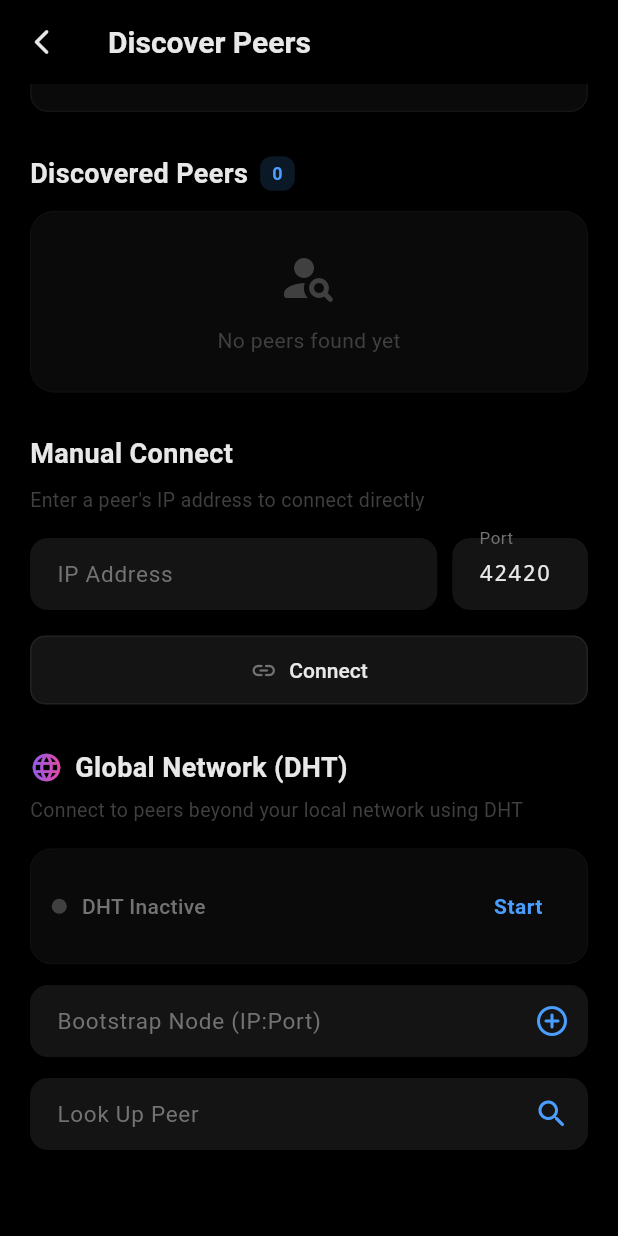
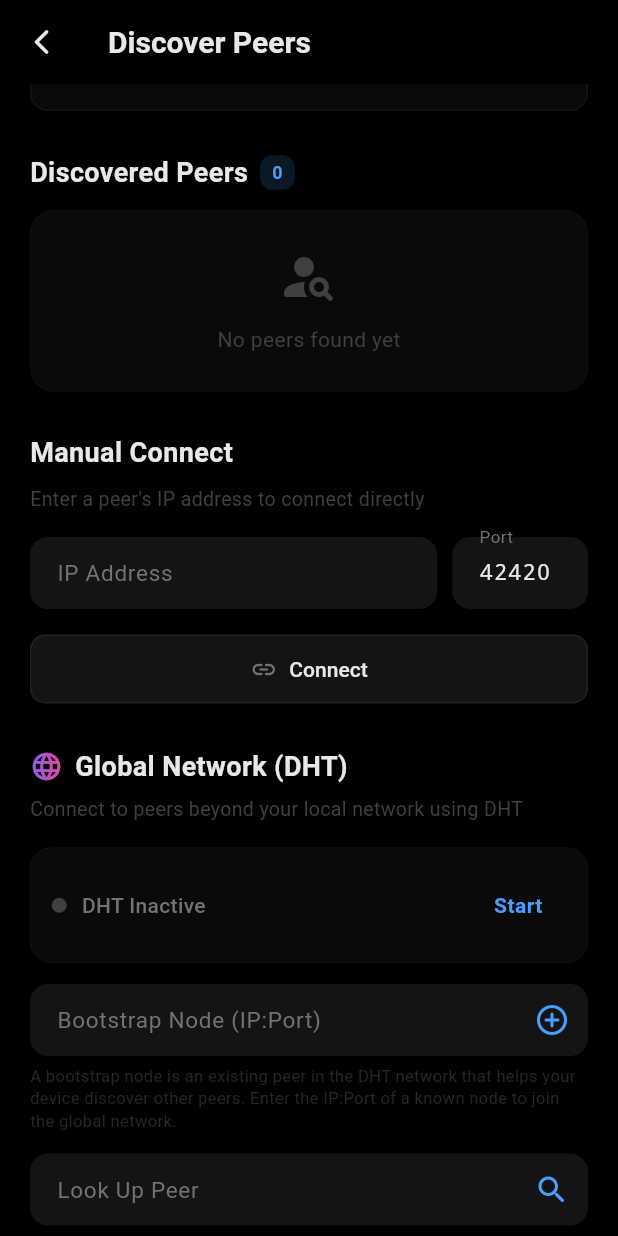
Before and after one commit to harshitt13/NyxChat, a Flutter app: the PeerDiscoveryScreen screen opened directly, scrolled down 253 dp, on a phone screen of 412 x 824 dp. Run offline on Flutter 3.47's test engine with Material 3 defaults, Android fonts, the phone set to English and light mode, and no system bars; our stand-ins replace convert, file_picker, flutter_blue_plus, flutter_secure_storage, hive_flutter, permission_handler; missing offline and left inert: bonsoir, cryptography; accounts and stored records are empty.

Commit message:
feat: Implement peer discovery screen with mDNS, BLE, DHT, and manual connection, including required Android permissions for P2P networking and background services.

```diff
--- a/lib/screens/peer_discovery_screen.dart
+++ b/lib/screens/peer_discovery_screen.dart
@@ -1,4 +1,6 @@
+import 'dart:io';
 import 'package:flutter/material.dart';
+import 'package:permission_handler/permission_handler.dart';
 import 'package:provider/provider.dart';
 import '../theme/app_theme.dart';
 import '../services/identity_service.dart';
@@ -85,7 +87,10 @@ class _PeerDiscoveryScreenState extends State<PeerDiscoveryScreen>
     return Center(
       child: Column(
         children: [
-          AnimatedBuilder(
+          SizedBox(
+            width: 120,
+            height: 120,
+            child: AnimatedBuilder(
               animation: _scanController,
               builder: (context, child) {
                 return Stack(
@@ -122,6 +127,7 @@ class _PeerDiscoveryScreenState extends State<PeerDiscoveryScreen>
                   ],
                 );
               },
+            ),
           ),
           const SizedBox(height: 16),
           const Text('Scanning local network',
@@ -650,6 +656,17 @@ class _PeerDiscoveryScreenState extends State<PeerDiscoveryScreen>
                 ),
               ),
             ),
+            const SizedBox(height: 6),
+            Text(
+              'A bootstrap node is an existing peer in the DHT network '
+              'that helps your device discover other peers. Enter the '
+              'IP:Port of a known node to join the global network.',
+              style: TextStyle(
+                color: AppTheme.textMuted.withValues(alpha: 0.6),
+                fontSize: 11,
+                height: 1.4,
+              ),
+            ),
             const SizedBox(height: 14),
 
             // Peer Lookup
@@ -658,7 +675,7 @@ class _PeerDiscoveryScreenState extends State<PeerDiscoveryScreen>
               style: const TextStyle(
                   color: AppTheme.textPrimary, fontFamily: 'monospace'),
               decoration: InputDecoration(
-                hintText: 'Enter Nyx ID',
+                hintText: 'Enter Nyx ID (e.g. BC-1A2B...C3D4)',
                 labelText: 'Look Up Peer',
                 labelStyle: const TextStyle(color: AppTheme.textSecondary),
                 filled: true,
@@ -676,6 +693,17 @@ class _PeerDiscoveryScreenState extends State<PeerDiscoveryScreen>
                           color: AppTheme.accentBlue),
                   onPressed: _isLookingUp ? null : _lookupDHTPeer,
                 ),
+              ),
+            ),
+            const SizedBox(height: 6),
+            Text(
+              'Search for a specific peer by their Nyx ID. The DHT '
+              'network will query other nodes to find the peer\'s '
+              'current IP address and connect you directly.',
+              style: TextStyle(
+                color: AppTheme.textMuted.withValues(alpha: 0.6),
+                fontSize: 11,
+                height: 1.4,
               ),
             ),
           ],
@@ -696,6 +724,61 @@ class _PeerDiscoveryScreenState extends State<PeerDiscoveryScreen>
       displayName: idSvc.displayName,
     );
     if (mounted) setState(() => _isDHTStarting = false);
+
+    // Prompt user to disable battery optimization for background DHT
+    if (mounted && Platform.isAndroid) {
+      _promptBatteryOptimization();
+    }
+  }
+
+  Future<void> _promptBatteryOptimization() async {
+    final status = await Permission.ignoreBatteryOptimizations.status;
+    if (status.isGranted) return;
+
+    if (!mounted) return;
+    showDialog(
+      context: context,
+      builder: (ctx) => AlertDialog(
+        backgroundColor: AppTheme.surface,
+        shape: RoundedRectangleBorder(borderRadius: BorderRadius.circular(16)),
+        title: const Text(
+          'Disable Battery Optimization',
+          style: TextStyle(
+            color: AppTheme.textPrimary,
+            fontSize: 17,
+            fontWeight: FontWeight.w600,
+          ),
+        ),
+        content: const Text(
+          'DHT needs to run in the background to keep you discoverable '
+          'by other peers. Please disable battery optimization for NyxChat '
+          'so the system does not kill the DHT service when the app is '
+          'in the background.',
+          style: TextStyle(
+            color: AppTheme.textSecondary,
+            fontSize: 13,
+            height: 1.5,
+          ),
+        ),
+        actions: [
+          TextButton(
+            onPressed: () => Navigator.pop(ctx),
+            child: const Text('Later',
+                style: TextStyle(color: AppTheme.textMuted)),
+          ),
+          TextButton(
+            onPressed: () async {
+              Navigator.pop(ctx);
+              await Permission.ignoreBatteryOptimizations.request();
+            },
+            child: const Text('Disable Optimization',
+                style: TextStyle(
+                    color: AppTheme.accentBlue,
+                    fontWeight: FontWeight.w600)),
+          ),
+        ],
+      ),
+    );
   }
 
   Future<void> _stopDHT() async {
```
Also changed, not shown: 2 other files. Lines whose indentation alone changed are shown as unchanged.
